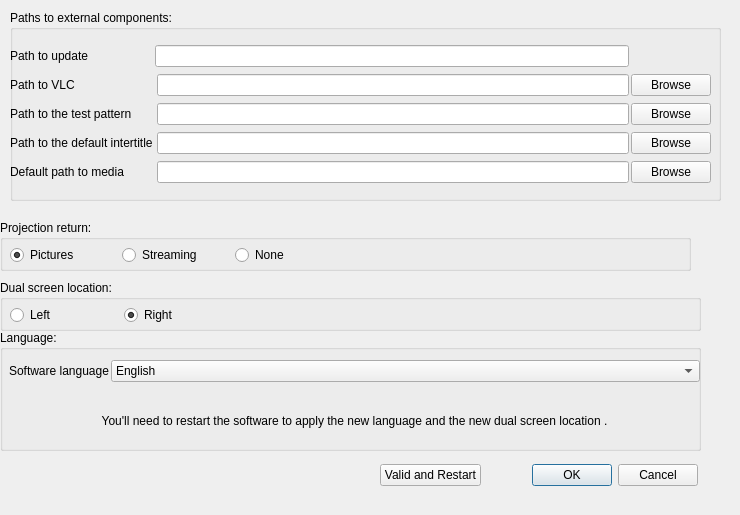
Above: src/settingswindow.ui from cinemaouvert/OPP before the change. Below: the same form after it.
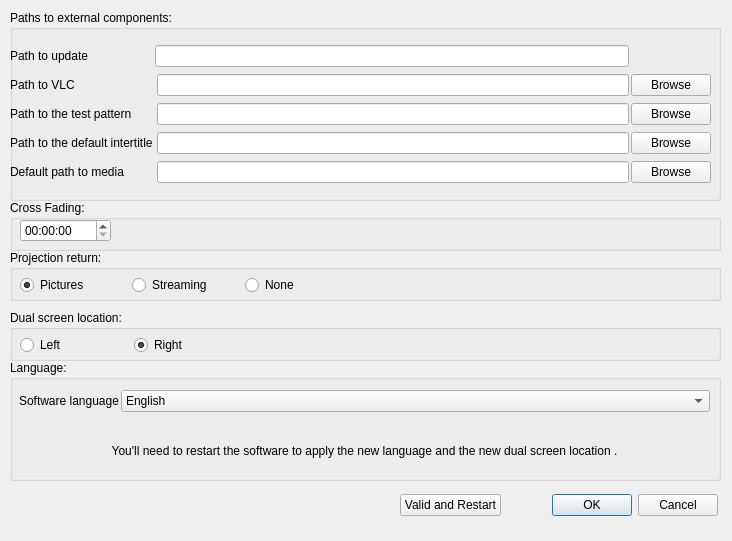
That is the form after the change. Icons and pictures are not drawn.

Commit message: Cross Fading

The edit to the form file:
```diff
--- a/src/settingswindow.ui
+++ b/src/settingswindow.ui
@@ -6,8 +6,8 @@
    <rect>
     <x>0</x>
     <y>0</y>
-    <width>740</width>
-    <height>515</height>
+    <width>732</width>
+    <height>541</height>
    </rect>
   </property>
   <property name="windowTitle">
@@ -153,9 +153,9 @@
   <widget class="QGroupBox" name="groupBox_2">
    <property name="geometry">
     <rect>
-     <x>0</x>
-     <y>330</y>
-     <width>701</width>
+     <x>10</x>
+     <y>360</y>
+     <width>711</width>
      <height>121</height>
     </rect>
    </property>
@@ -236,9 +236,9 @@
   <widget class="QGroupBox" name="groupBox_3">
    <property name="geometry">
     <rect>
-     <x>0</x>
-     <y>280</y>
-     <width>701</width>
+     <x>10</x>
+     <y>310</y>
+     <width>711</width>
      <height>51</height>
     </rect>
    </property>
@@ -286,9 +286,9 @@
   <widget class="QGroupBox" name="groupBox_4">
    <property name="geometry">
     <rect>
-     <x>0</x>
-     <y>220</y>
-     <width>691</width>
+     <x>10</x>
+     <y>250</y>
+     <width>711</width>
      <height>51</height>
     </rect>
    </property>
@@ -341,8 +341,8 @@
   <widget class="QWidget" name="horizontalLayoutWidget_4">
    <property name="geometry">
     <rect>
-     <x>380</x>
-     <y>450</y>
+     <x>400</x>
+     <y>480</y>
      <width>318</width>
      <height>51</height>
     </rect>
@@ -364,6 +364,34 @@
     </item>
    </layout>
   </widget>
+  <widget class="QGroupBox" name="groupBox_5">
+   <property name="geometry">
+    <rect>
+     <x>10</x>
+     <y>200</y>
+     <width>711</width>
+     <height>51</height>
+    </rect>
+   </property>
+   <property name="title">
+    <string>Cross Fading:</string>
+   </property>
+   <widget class="QWidget" name="horizontalLayoutWidget_3">
+    <property name="geometry">
+     <rect>
+      <x>10</x>
+      <y>10</y>
+      <width>91</width>
+      <height>41</height>
+     </rect>
+    </property>
+    <layout class="QHBoxLayout" name="horizontalLayout_5">
+     <item>
+      <widget class="QTimeEdit" name="timeEdit_CrossFading"/>
+     </item>
+    </layout>
+   </widget>
+  </widget>
  </widget>
  <resources>
   <include location="../images.qrc"/>
```
The commit also changes 4 other files.
